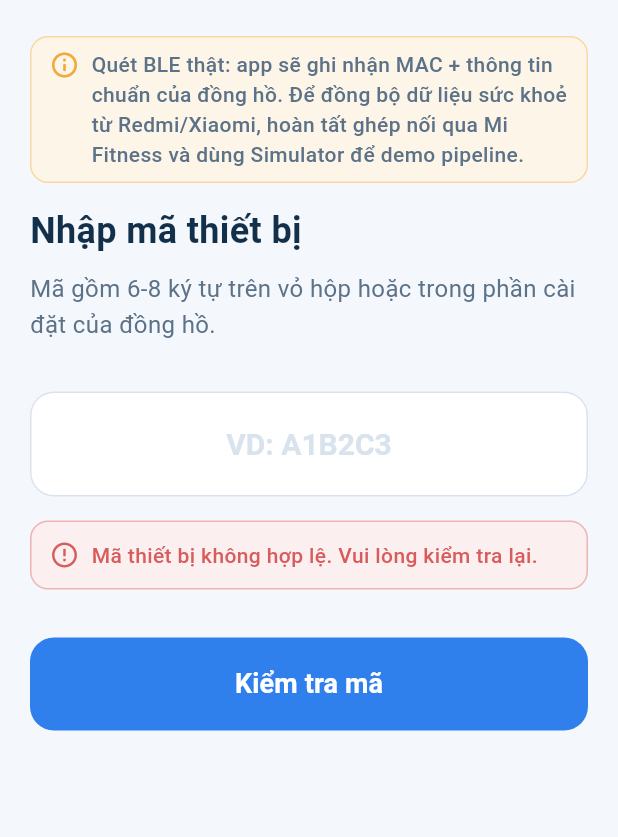
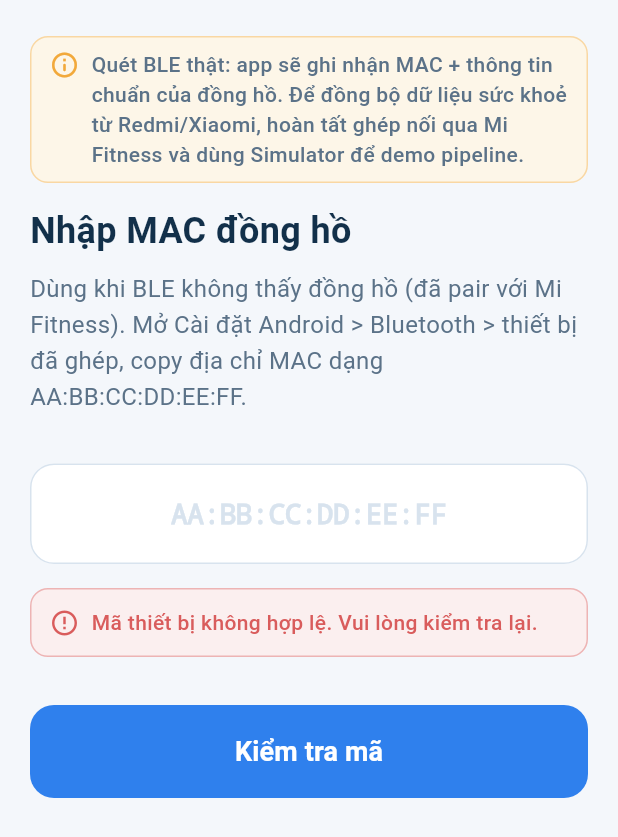
Before and after one commit to Minh6625/health_system, a Flutter app: the DeviceManualCodeStep widget shown alone on an empty page, opened directly, after a tap on "Kiểm tra mã", on a phone screen of 412 x 824 dp. Shown: the top 837 px of the screen. Run offline on Flutter 3.47's test engine with Material 3 defaults, Android fonts, the phone set to English and light mode, and no system bars; our stand-ins replace app_links, audioplayers, cached_network_image, firebase_core, firebase_messaging, fl_chart and 17 more; missing offline and left inert: flutter_phone_direct_caller, google_mlkit_barcode_scanning, health, mobile_scanner, yomu; accounts and stored records are empty; network calls fail; project files that could hold a hidden picture were left out.

Commit message:
feat(device-connect): accept MAC address in manual entry as escape hatch when watch is bonded to Mi Fitness
Co-authored-by: Cursor <cursoragent@cursor.com>

```diff
--- a/lib/features/device/providers/device_connect_provider.dart
+++ b/lib/features/device/providers/device_connect_provider.dart
@@ -214,8 +214,14 @@ class DeviceConnectProvider extends ChangeNotifier {
   }
 
   /// Manual code entry path (kept for users who can't scan, e.g. watch
-  /// already paired with another phone). Behaviour preserved from the
-  /// legacy provider — mock-only for now.
+  /// already paired with another phone). Accepts either:
+  ///   - A canonical MAC address `AA:BB:CC:DD:EE:FF` (case-insensitive,
+  ///     also accepts `-` separators) — used when the watch is bonded
+  ///     to Mi Fitness and stops advertising publicly. The user copies
+  ///     the MAC from Android Settings -> Bluetooth -> bonded device.
+  ///   - Anything else falls back to the legacy mock flow so QA can
+  ///     still exercise the success path on an emulator without typing
+  ///     a real MAC.
   Future<void> verifyCode(String code) async {
     _state = DeviceConnectState.verifying;
     _errorMessage = null;
@@ -233,12 +239,38 @@ class DeviceConnectProvider extends ChangeNotifier {
       return;
     }
 
-    // For now the manual path still falls back to the first mock entry so
-    // QA engineers can exercise the success flow without a watch nearby.
-    final mock = MockBleDiscovery.nearbyDevices.first.device;
-    _identifiedDevice = DiscoveredDevice.fromMock(mock);
+    // Try to parse as a MAC address first. Real watches that have
+    // already bonded with Mi Fitness do not show up in our BLE scan,
+    // so accepting a MAC here is the escape hatch the user actually
+    // needs to register their hardware.
+    final mac = _normalizeMac(code);
+    if (mac != null) {
+      _identifiedDevice = DiscoveredDevice(
+        id: mac,
+        name: 'Redmi Watch 3',
+        macAddress: mac,
+        deviceType: 'smartwatch',
+        rssi: 0,
+        source: DeviceDiscoverySource.manual,
+      );
+      _state = DeviceConnectState.confirmIdentity;
+      _safeNotify();
+      return;
+    }
+
+    // Fallback: the legacy mock path so emulator demos keep working.
+    final mockDevice = MockBleDiscovery.nearbyDevices.first.device;
+    _identifiedDevice = DiscoveredDevice.fromMock(mockDevice);
     _state = DeviceConnectState.confirmIdentity;
     _safeNotify();
+  }
+
+  /// Returns the canonical `AA:BB:CC:DD:EE:FF` form when [raw] matches a
+  /// MAC address (with `:` or `-` separators, any case), otherwise null.
+  String? _normalizeMac(String raw) {
+    final cleaned = raw.replaceAll('-', ':').toUpperCase().trim();
+    final pattern = RegExp(r'^[0-9A-F]{2}(:[0-9A-F]{2}){5}$');
+    return pattern.hasMatch(cleaned) ? cleaned : null;
   }
 
   Future<void> confirmAndPair() async {
--- a/lib/features/device/widgets/device_connect/device_manual_code_step.dart
+++ b/lib/features/device/widgets/device_connect/device_manual_code_step.dart
@@ -39,12 +39,14 @@ class _DeviceManualCodeStepState extends State<DeviceManualCodeStep> {
           const DeviceConnectDemoBanner(),
           SizedBox(height: AppSpacing.sectionGapMd),
           Text(
-            'Nhập mã thiết bị',
+            'Nhập MAC đồng hồ',
             style: AppTextStyles.sectionTitle.copyWith(fontSize: 24),
           ),
           SizedBox(height: AppSpacing.gapMd),
           Text(
-            'Mã gồm 6-8 ký tự trên vỏ hộp hoặc trong phần cài đặt của đồng hồ.',
+            'Dùng khi BLE không thấy đồng hồ (đã pair với Mi Fitness). '
+            'Mở Cài đặt Android > Bluetooth > thiết bị đã ghép, copy địa '
+            'chỉ MAC dạng AA:BB:CC:DD:EE:FF.',
             style: AppTextStyles.body.copyWith(
               height: 1.5,
               color: AppColors.textSecondary,
@@ -54,11 +56,11 @@ class _DeviceManualCodeStepState extends State<DeviceManualCodeStep> {
           TextField(
             controller: _controller,
             enabled: !isVerifying,
-            style: const TextStyle(fontSize: 20, fontWeight: FontWeight.bold, letterSpacing: 2),
+            style: const TextStyle(fontSize: 18, fontWeight: FontWeight.bold, letterSpacing: 1, fontFamily: 'monospace'),
             textAlign: TextAlign.center,
             decoration: InputDecoration(
-              hintText: 'VD: A1B2C3',
-              hintStyle: TextStyle(color: AppColors.strokeSoft, letterSpacing: 0),
+              hintText: 'AA:BB:CC:DD:EE:FF',
+              hintStyle: TextStyle(color: AppColors.strokeSoft, letterSpacing: 0, fontFamily: 'monospace'),
               filled: true,
               fillColor: Colors.white,
               border: OutlineInputBorder(
```
